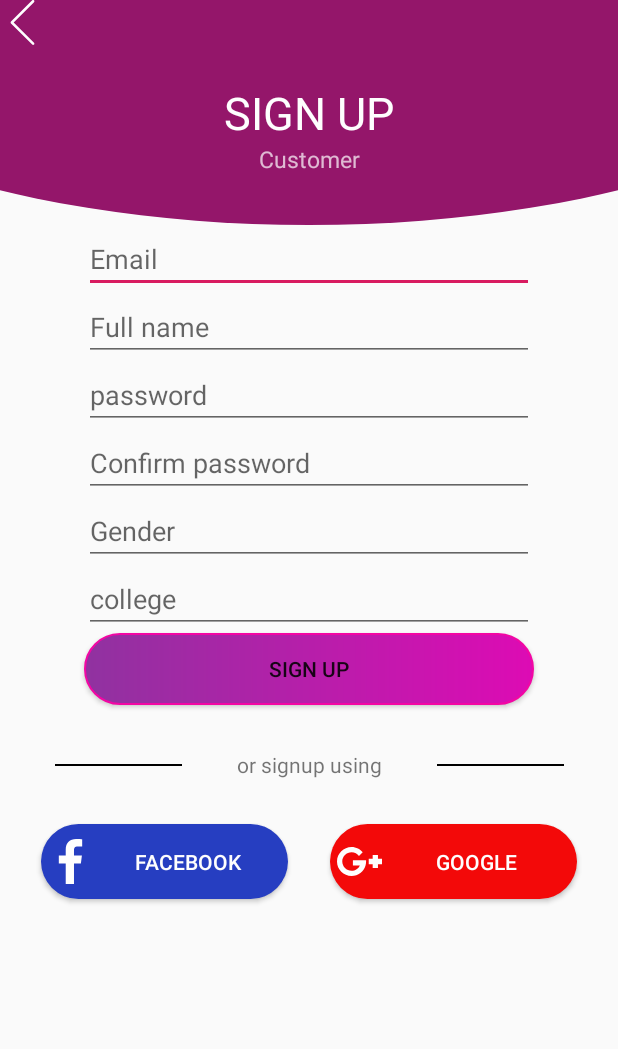
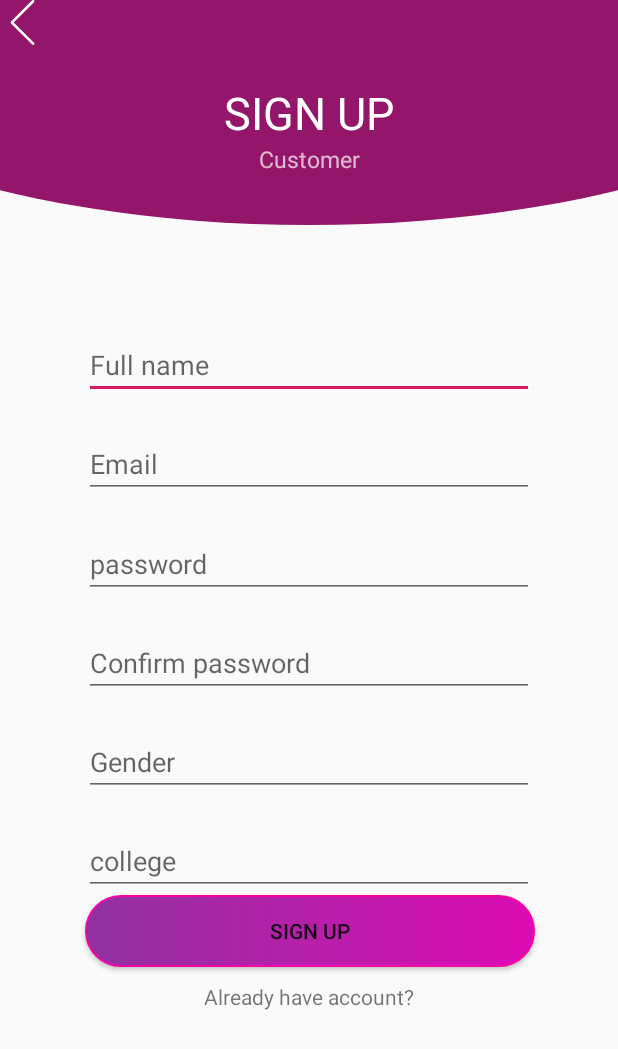
Before and after one commit to sabra0/adwatna, an Android app: the SignUpActivity screen opened directly, with no data from a screen before it, on a phone screen of 412 x 824 dp. Shown: the top 1049 px of the screen. Run offline under Robolectric (Android 15) with nearby library versions, the phone set to English and light mode, and no system bars; our stand-ins replace Firebase (no records; nobody signed in at launch, a user with empty details on screens opened directly).

Commit message:
edit xml files

```diff
--- a/app/src/main/res/layout/activity_signup.xml
+++ b/app/src/main/res/layout/activity_signup.xml
@@ -1,10 +1,10 @@
 <?xml version="1.0" encoding="utf-8"?>
 <ScrollView
     xmlns:android="http://schemas.android.com/apk/res/android"
+    xmlns:app="http://schemas.android.com/apk/res-auto"
     android:layout_width="fill_parent"
     android:layout_height="fill_parent">
     <LinearLayout
-        xmlns:app="http://schemas.android.com/apk/res-auto"
         android:orientation="vertical"
         android:layout_width="match_parent"
         android:layout_height="wrap_content">
@@ -42,106 +42,120 @@
                 android:textSize="15sp"
                 android:text="Customer" />
         </androidx.constraintlayout.widget.ConstraintLayout>
+
         <androidx.constraintlayout.widget.ConstraintLayout
             android:layout_width="match_parent"
-            android:layout_height="wrap_content">
+            android:layout_height="582dp">
+
             <EditText
+                android:id="@+id/email_login"
                 android:layout_width="300dp"
                 android:layout_height="wrap_content"
+                android:hint="@string/name"
+                app:layout_constraintBottom_toTopOf="@id/name_editText"
+                app:layout_constraintEnd_toEndOf="parent"
+                app:layout_constraintStart_toStartOf="parent"
                 app:layout_constraintTop_toTopOf="parent"
-                app:layout_constraintBottom_toTopOf="@id/name_editText"
-                app:layout_constraintStart_toStartOf="parent"
-                app:layout_constraintEnd_toEndOf="parent"
-                android:id="@+id/email_login"
-                android:hint="@string/email" />
+                android:layout_marginTop="50dp"/>
+
             <EditText
+                android:id="@+id/name_editText"
                 android:layout_width="300dp"
                 android:layout_height="wrap_content"
-                app:layout_constraintTop_toBottomOf="@id/email_login"
+                android:hint="@string/email"
                 app:layout_constraintBottom_toTopOf="@id/password_login"
+                app:layout_constraintEnd_toEndOf="parent"
                 app:layout_constraintStart_toStartOf="parent"
-                app:layout_constraintEnd_toEndOf="parent"
-                android:id="@+id/name_editText"
-                android:hint="@string/name" />
+                app:layout_constraintTop_toBottomOf="@id/email_login" />
+
             <EditText
+                android:id="@+id/password_login"
                 android:layout_width="300dp"
                 android:layout_height="wrap_content"
-                app:layout_constraintTop_toBottomOf="@id/name_editText"
+                android:hint="@string/password"
                 app:layout_constraintBottom_toTopOf="@id/password_confirm"
+                app:layout_constraintEnd_toEndOf="parent"
                 app:layout_constraintStart_toStartOf="parent"
-                app:layout_constraintEnd_toEndOf="parent"
-                android:id="@+id/password_login"
-                android:hint="@string/password" />
+                app:layout_constraintTop_toBottomOf="@id/name_editText" />
+
             <EditText
+                android:id="@+id/password_confirm"
                 android:layout_width="300dp"
                 android:layout_height="wrap_content"
-                app:layout_constraintTop_toBottomOf="@id/password_login"
+                android:hint="@string/confirm_password"
                 app:layout_constraintBottom_toTopOf="@id/gender"
+                app:layout_constraintEnd_toEndOf="parent"
                 app:layout_constraintStart_toStartOf="parent"
-                app:layout_constraintEnd_toEndOf="parent"
-                android:id="@+id/password_confirm"
-                android:hint="@string/confirm_password" />
+                app:layout_constraintTop_toBottomOf="@id/password_login" />
+
             <EditText
+                android:id="@+id/gender"
                 android:layout_width="300dp"
                 android:layout_height="wrap_content"
-                app:layout_constraintTop_toBottomOf="@id/password_confirm"
+                android:hint="@string/gender"
                 app:layout_constraintBottom_toTopOf="@id/gender_layout"
+                app:layout_constraintEnd_toEndOf="parent"
                 app:layout_constraintStart_toStartOf="parent"
-                app:layout_constraintEnd_toEndOf="parent"
-                android:id="@+id/gender"
-                android:hint="@string/gender" >
+                app:layout_constraintTop_toBottomOf="@id/password_confirm">
 
             </EditText>
+
             <RadioGroup
                 android:id="@+id/gender_layout"
                 android:layout_width="wrap_content"
                 android:layout_height="wrap_content"
-                app:layout_constraintTop_toBottomOf="@id/gender"
+                android:visibility="gone"
                 app:layout_constraintBottom_toTopOf="@id/birthday"
+                app:layout_constraintEnd_toEndOf="parent"
                 app:layout_constraintStart_toStartOf="parent"
-                app:layout_constraintEnd_toEndOf="parent"
-                android:visibility="gone">
+                app:layout_constraintTop_toBottomOf="@id/gender">
+
                 <RadioButton
                     android:id="@+id/btn1"
-                    android:text="@string/male"
+                    android:layout_width="wrap_content"
                     android:layout_height="wrap_content"
-                    android:layout_width="wrap_content" />
+                    android:text="@string/male" />
+
                 <RadioButton
                     android:id="@+id/btn2"
-                    android:text="@string/female"
+                    android:layout_width="wrap_content"
                     android:layout_height="wrap_content"
-                    android:layout_width="wrap_content" />
+                    android:text="@string/female" />
             </RadioGroup>
+
             <EditText
+                android:id="@+id/birthday"
                 android:layout_width="300dp"
                 android:layout_height="wrap_content"
-                app:layout_constraintTop_toBottomOf="@id/gender_layout"
+                android:hint="@string/college"
+                app:layout_constraintEnd_toEndOf="parent"
                 app:layout_constraintStart_toStartOf="parent"
-                app:layout_constraintEnd_toEndOf="parent"
-                android:id="@+id/birthday"
-                android:hint="@string/college" />
+                app:layout_constraintTop_toBottomOf="@id/gender_layout" />
+
             <Button
                 android:id="@+id/sign_button"
                 android:layout_width="300dp"
                 android:layout_height="wrap_content"
-                app:layout_constraintTop_toBottomOf="@id/birthday"
+                android:background="@drawable/login_button_bg"
+                android:text="@string/sign"
                 app:layout_constraintBottom_toTopOf="@id/or_textView"
+                app:layout_constraintEnd_toEndOf="parent"
+                app:layout_constraintHorizontal_bias="0.504"
                 app:layout_constraintStart_toStartOf="parent"
-                app:layout_constraintEnd_toEndOf="parent"
-                android:text="@string/sign"
-                android:background="@drawable/login_button_bg" />
+                app:layout_constraintTop_toBottomOf="@id/birthday" />
+
             <TextView
-                android:paddingTop="30dp"
-                android:paddingBottom="30dp"
+                android:id="@+id/or_textView"
                 android:layout_width="wrap_content"
                 android:layout_height="wrap_content"
-                app:layout_constraintTop_toBottomOf="@id/sign_button"
-                app:layout_constraintBottom_toTopOf="@id/facebook_image"
+                android:paddingTop="10dp"
+                android:paddingBottom="10dp"
+                android:text="Already have account?"
+                app:layout_constraintBottom_toBottomOf="parent"
+                app:layout_constraintEnd_toEndOf="parent"
                 app:layout_constraintStart_toStartOf="parent"
-                app:layout_constraintEnd_toEndOf="parent"
-                android:text="@string/orsign"
-                android:id="@+id/or_textView" />
-            <TextView
+                app:layout_constraintTop_toBottomOf="@+id/birthday" />
+            <!--TextView
                 android:layout_width="wrap_content"
                 android:layout_height="1dp"
                 android:background="#000000"
@@ -149,8 +163,8 @@
                 app:layout_constraintBottom_toTopOf="@id/facebook_image"
                 app:layout_constraintStart_toStartOf="parent"
                 app:layout_constraintEnd_toStartOf="@id/or_textView"
-                android:text="@string/orlogin" />
-            <TextView
+                android:text="@string/orlogin" /!-->
+            <!--TextView
                 android:layout_width="wrap_content"
                 android:layout_height="1dp"
                 android:background="#000000"
@@ -158,8 +172,8 @@
                 app:layout_constraintBottom_toTopOf="@id/facebook_image"
                 app:layout_constraintEnd_toEndOf="parent"
                 app:layout_constraintStart_toEndOf="@id/or_textView"
-                android:text="@string/orlogin" />
-            <Button
+                android:text="@string/orlogin" /!-->
+            <!--Button
                 android:text="Facebook"
                 android:textColor="#fefefe"
                 android:background="@drawable/facebook_bg"
@@ -186,7 +200,7 @@
                 app:layout_constraintBottom_toBottomOf="parent"
                 app:layout_constraintStart_toEndOf="@id/facebook_image"
                 app:layout_constraintEnd_toEndOf="parent"
-                android:layout_marginBottom="30dp"/>
+                android:layout_marginBottom="30dp"/!-->
         </androidx.constraintlayout.widget.ConstraintLayout>
     </LinearLayout>
 </ScrollView>
```
Also changed, not shown: app/src/main/res/layout/activity_home.xml (+9 -7 lines), app/src/main/res/layout/activity_login.xml (+34 -27 lines).
